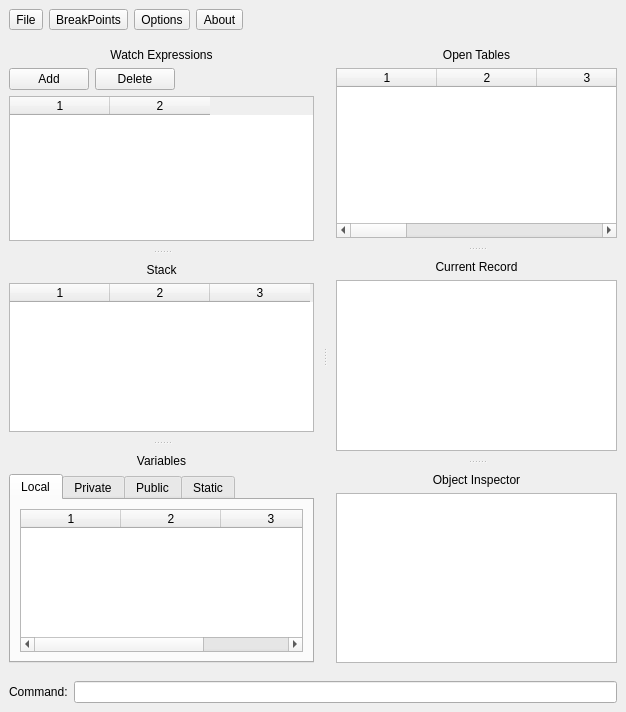
Qt form branches/branch1/hbide/debugger.ui (tnsr1/hbidewithdebugger) before a commit.
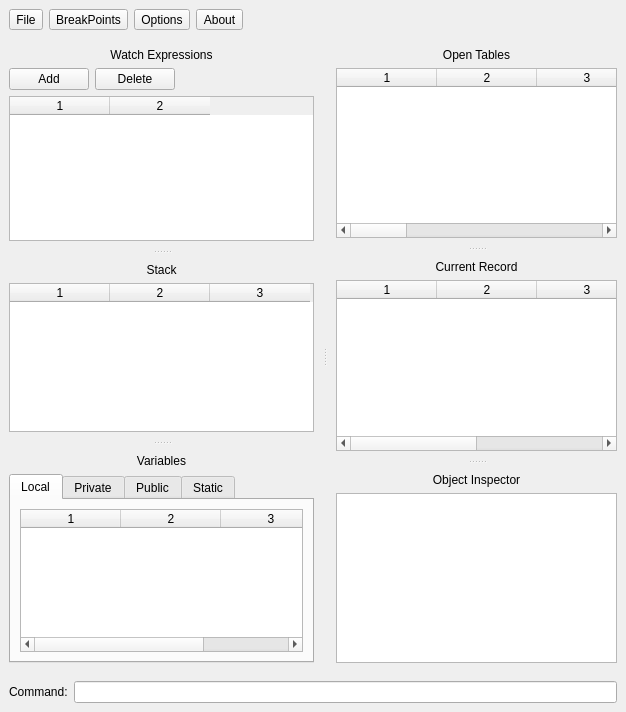
The same form after that commit.

Diff of the .ui file:
```diff
--- a/branches/branch1/hbide/debugger.ui
+++ b/branches/branch1/hbide/debugger.ui
@@ -435,7 +435,15 @@
                </widget>
               </item>
               <item>
-               <widget class="QTableWidget" name="tableCurrentRecord"/>
+               <widget class="QTableWidget" name="tableCurrentRecord">
+                <property name="columnCount">
+                 <number>4</number>
+                </property>
+                <column/>
+                <column/>
+                <column/>
+                <column/>
+               </widget>
               </item>
              </layout>
             </widget>
```
